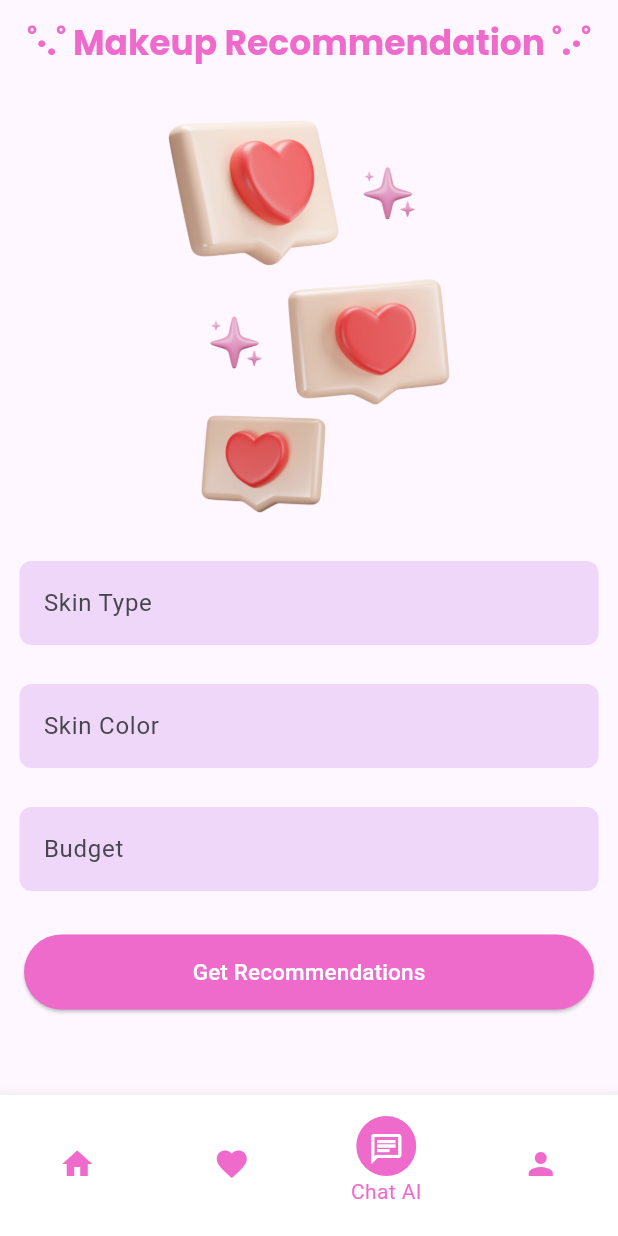
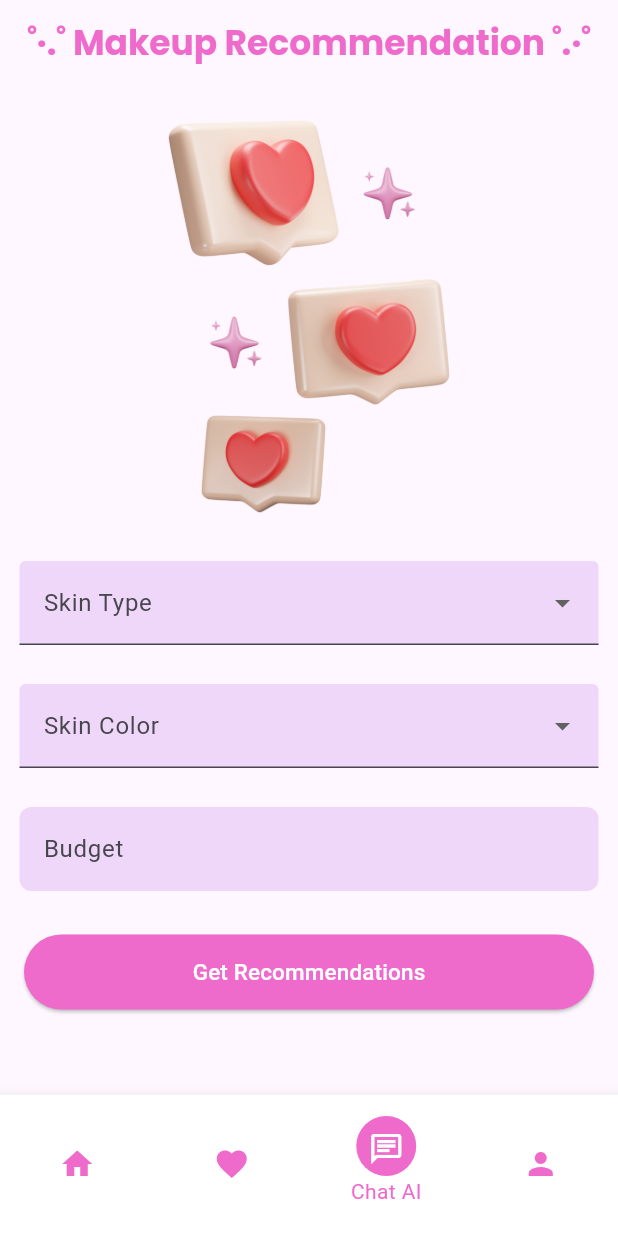
Before and after one commit to Yustikaprwt/Mini-Project_Yustika-Perwita-Sari, a Flutter app: the ChatRecommendation screen opened by its route, on a phone screen of 412 x 824 dp. Run offline on Flutter 3.47's test engine with Material 2 defaults, Android fonts, the phone set to English and light mode, and no system bars; our stand-ins replace dio, google_fonts, sqflite; accounts and stored records are empty.

Commit message:
Fixing AI Chat recommendation feature

```diff
--- a/lib/constants/api_key.dart
+++ /dev/null
@@ -1,4 +0,0 @@
-class ApiKey {
-  static const String openaiApiKey =
-      '';
-}
--- a/lib/constants/open_ai.dart
+++ b/lib/constants/open_ai.dart
@@ -1,3 +1,3 @@
-import 'package:mini_project/constants/api_key.dart';
+import 'package:mini_project/env/env.dart';
 
-String apiKey = ApiKey.openaiApiKey;
+String apiKey = Env.apiKey;
--- a/lib/screens/chat_recommendation.dart
+++ b/lib/screens/chat_recommendation.dart
@@ -14,11 +14,14 @@ class ChatRecommendation extends StatefulWidget {
 
 class _ChatRecommendationState extends State<ChatRecommendation> {
   final GlobalKey<FormState> _formKey = GlobalKey<FormState>();
-  final TextEditingController _skinTypeController = TextEditingController();
-  final TextEditingController _skinColorContoller = TextEditingController();
   final TextEditingController _budgetController = TextEditingController();
+  bool isLoading = false;
 
-  bool isLoading = false;
+  List<String> skinTypeOptions = ['Normal', 'Oily', 'Dry', 'Combination'];
+  List<String> skinColorOptions = ['Neutral', 'Medium', 'Warm', 'Olive'];
+
+  String? selectedSkinType;
+  String? selectedSkinColor;
 
   @override
   Widget build(BuildContext context) {
@@ -31,7 +34,8 @@ class _ChatRecommendationState extends State<ChatRecommendation> {
           style: GoogleFonts.poppins(
             fontSize: 23,
             fontWeight: FontWeight.bold,
-              color: const Color(0xffEE6BCC)),
+            color: const Color(0xffEE6BCC),
+          ),
         ),
         automaticallyImplyLeading: false,
         centerTitle: true,
@@ -43,60 +47,56 @@ class _ChatRecommendationState extends State<ChatRecommendation> {
           child: Column(
             crossAxisAlignment: CrossAxisAlignment.start,
             children: [
-              const SizedBox(
-                height: 20,
-              ),
+              const SizedBox(height: 20),
               const Center(
                 child: Image(
                   image: AssetImage('lib/assets/chat.png'),
                   height: 270,
                 ),
               ),
-              const SizedBox(
-                height: 15,
-              ),
+              const SizedBox(height: 15),
               Padding(
                 padding: const EdgeInsets.all(13.0),
-                child: TextFormField(
-                  controller: _skinTypeController,
-                  decoration: InputDecoration(
+                child: DropdownButtonFormField<String>(
+                  value: selectedSkinType,
+                  onChanged: (String? newValue) {
+                    setState(() {
+                      selectedSkinType = newValue;
+                    });
+                  },
+                  items: skinTypeOptions.map((String skinType) {
+                    return DropdownMenuItem<String>(
+                      value: skinType,
+                      child: Text(skinType),
+                    );
+                  }).toList(),
+                  decoration: const InputDecoration(
                     filled: true,
-                    fillColor: const Color(0xffEED7F9),
-                    border: OutlineInputBorder(
-                      borderRadius: BorderRadius.circular(8.0),
-                      borderSide: BorderSide.none,
+                    fillColor: Color(0xffEED7F9),
+                    labelText: 'Skin Type',
                   ),
-                    labelText: 'Skin Type',
-                    hintText: 'Enter the skin type',
-                  ),
-                  validator: (value) {
-                    if (value?.isEmpty ?? true) {
-                      return 'Please enter your skin type';
-                    }
-                    return null;
-                  },
                 ),
               ),
               Padding(
                 padding: const EdgeInsets.all(13.0),
-                child: TextFormField(
-                  controller: _skinColorContoller,
-                  decoration: InputDecoration(
+                child: DropdownButtonFormField<String>(
+                  value: selectedSkinColor,
+                  onChanged: (String? newValue) {
+                    setState(() {
+                      selectedSkinColor = newValue;
+                    });
+                  },
+                  items: skinColorOptions.map((String skinColor) {
+                    return DropdownMenuItem<String>(
+                      value: skinColor,
+                      child: Text(skinColor),
+                    );
+                  }).toList(),
+                  decoration: const InputDecoration(
                     filled: true,
-                    fillColor: const Color(0xffEED7F9),
-                    border: OutlineInputBorder(
-                      borderRadius: BorderRadius.circular(8.0),
-                      borderSide: BorderSide.none,
+                    fillColor: Color(0xffEED7F9),
+                    labelText: 'Skin Color',
                   ),
-                    labelText: 'Skin Color',
-                    hintText: 'Enter the skin color',
-                  ),
-                  validator: (value) {
-                    if (value?.isEmpty ?? true) {
-                      return 'Please enter your skin color';
-                    }
-                    return null;
-                  },
                 ),
               ),
               Padding(
@@ -140,8 +140,8 @@ class _ChatRecommendationState extends State<ChatRecommendation> {
                               isLoading = true;
                             });
                             await recommendationProvider.getRecommendations(
-                              skinTypes: _skinTypeController.text,
-                              skinColors: _skinColorContoller.text,
+                              skinTypes: selectedSkinType ?? '',
+                              skinColors: selectedSkinColor ?? '',
                               budgets: _budgetController.text,
                             );
 
@@ -151,7 +151,8 @@ class _ChatRecommendationState extends State<ChatRecommendation> {
                                   builder: (context) {
                                     return RecommendationScreen(
                                       responseData: recommendationProvider
-                                            .recommendation!);
+                                          .recommendation!,
+                                    );
                                   },
                                 ),
                               );
@@ -175,7 +176,7 @@ class _ChatRecommendationState extends State<ChatRecommendation> {
                           ),
                         ),
                       ),
-              ),
+              )
             ],
           ),
         ),
@@ -190,7 +191,8 @@ class _ChatRecommendationState extends State<ChatRecommendation> {
           } else if (index == 3) {
             Navigator.pushNamed(context, '/profile');
           }
-          }),
+        },
+      ),
     );
   }
 }
--- a/lib/service/makeup_recommendation.dart
+++ b/lib/service/makeup_recommendation.dart
@@ -1,4 +1,5 @@
 import 'package:dio/dio.dart';
+import 'package:mini_project/env/env.dart';
 
 class MakeUpRecommendationService {
   final Dio _dio = Dio();
@@ -12,8 +13,7 @@ class MakeUpRecommendationService {
       _dio.options = BaseOptions(
         baseUrl: 'https://api.openai.com/v1/chat/',
         headers: {
-          'Authorization':
-              'Bearer',
+          'Authorization': 'Bearer ${Env.apiKey}',
         },
       );
 
@@ -23,7 +23,7 @@ class MakeUpRecommendationService {
           {
             "role": "system",
             "content":
-                "Berikan saya 3 rekomendasi makeup dengan tipe kulit $skinType dan warna kulit $skinColor, berikan saya rekomendasi berdasarkan budget yang saya miliki $budget, berikan juga deskripsi produk beserta harganya"
+                "Berikan saya 3 rekomendasi makeup dengan tipe kulit $skinType dan warna kulit $skinColor, berikan saya rekomendasi berdasarkan budget yang saya miliki $budget"
           },
         ]
       });
```
Also changed, not shown: 3 other files. Lines whose indentation alone changed are shown as unchanged.
